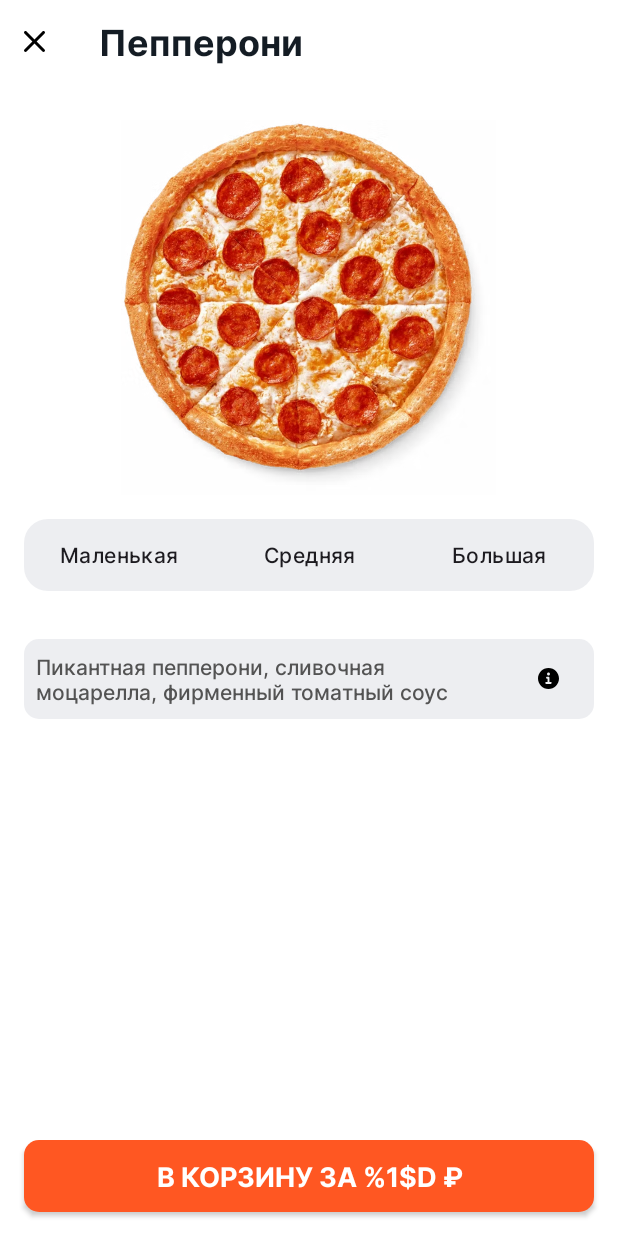
After one commit to hi1arina/pizza-shift-app, an Android app: the layout pizza_page.xml on its own in the app's theme, with its tools: preview values and no code run, on a phone screen of 412 x 824 dp. The commit adds this screen. Run offline under Robolectric (Android 15) with nearby library versions, the phone set to English and light mode, and no system bars.

Commit message:
сделана разметка для фрагмента с детальной информацией о пицце

```diff
--- a/app/src/main/java/com/example/pizzashiftapp/screen/CatalogFragment.kt
+++ b/app/src/main/java/com/example/pizzashiftapp/screen/CatalogFragment.kt
@@ -34,7 +34,6 @@ class CatalogFragment : Fragment(), KoinComponent {
         catalogViewModel.pizzas.observe(viewLifecycleOwner) { pizzas ->
             catalogAdapter.setCatalog(pizzas)
         }
-
         catalogViewModel.load()
     }
 
--- /dev/null
+++ b/app/src/main/res/drawable/button_background.xml
@@ -0,0 +1,5 @@
+<?xml version="1.0" encoding="utf-8"?>
+<shape xmlns:android="http://schemas.android.com/apk/res/android">
+    <solid android:color="@color/orange"/>
+    <corners android:radius="10dp"/>
+</shape>
--- /dev/null
+++ b/app/src/main/res/drawable/ic_cancel.xml
@@ -0,0 +1,11 @@
+<vector xmlns:android="http://schemas.android.com/apk/res/android"
+    android:width="14dp"
+    android:height="14dp"
+    android:viewportWidth="14"
+    android:viewportHeight="14">
+  <path
+      android:pathData="M1.707,0.293c-0.391,-0.391 -1.024,-0.391 -1.414,0 -0.391,0.391 -0.391,1.024 0,1.414L5.586,7 0.293,12.293c-0.391,0.391 -0.391,1.024 0,1.414 0.391,0.391 1.024,0.391 1.414,0L7,8.414l5.293,5.293c0.391,0.391 1.024,0.391 1.414,0 0.391,-0.391 0.391,-1.024 0,-1.414L8.414,7l5.293,-5.293c0.391,-0.391 0.391,-1.024 0,-1.414 -0.391,-0.391 -1.024,-0.391 -1.414,0L7,5.586 1.707,0.293Z"
+      android:strokeWidth="1"
+      android:fillColor="#000000"
+      android:fillType="evenOdd"/>
+</vector>
--- /dev/null
+++ b/app/src/main/res/drawable/ic_info.xml
@@ -0,0 +1,11 @@
+<vector xmlns:android="http://schemas.android.com/apk/res/android"
+    android:width="14dp"
+    android:height="14dp"
+    android:viewportWidth="14"
+    android:viewportHeight="14">
+  <path
+      android:pathData="M7,14c3.866,0 7,-3.134 7,-7 0,-3.866 -3.134,-7 -7,-7 -3.866,0 -7,3.134 -7,7 0,3.866 3.134,7 7,7ZM5.5,9.375c-0.345,0 -0.625,0.28 -0.625,0.625 0,0.345 0.28,0.625 0.625,0.625h3c0.345,0 0.625,-0.28 0.625,-0.625 0,-0.345 -0.28,-0.625 -0.625,-0.625h-0.875V6.5c0,-0.345 -0.28,-0.625 -0.625,-0.625H6c-0.345,0 -0.625,0.28 -0.625,0.625s0.28,0.625 0.625,0.625h0.375v2.25H5.5ZM8,4c0,0.552 -0.448,1 -1,1s-1,-0.448 -1,-1 0.448,-1 1,-1 1,0.448 1,1Z"
+      android:strokeWidth="1"
+      android:fillColor="#000000"
+      android:fillType="evenOdd"/>
+</vector>
--- /dev/null
+++ b/app/src/main/res/drawable/switcher_background.xml
@@ -0,0 +1,5 @@
+<?xml version="1.0" encoding="utf-8"?>
+<shape xmlns:android="http://schemas.android.com/apk/res/android">
+    <solid android:color="@color/switcher_background" />
+    <corners android:radius="16dp" />
+</shape>
--- /dev/null
+++ b/app/src/main/res/drawable/switcher_selected.xml
@@ -0,0 +1,5 @@
+<?xml version="1.0" encoding="utf-8"?>
+<shape xmlns:android="http://schemas.android.com/apk/res/android">
+    <solid android:color="@color/switcher_selected" />
+    <corners android:radius="12dp" />
+</shape>
--- /dev/null
+++ b/app/src/main/res/drawable/switcher_selector.xml
@@ -0,0 +1,5 @@
+<?xml version="1.0" encoding="utf-8"?>
+<selector xmlns:android="http://schemas.android.com/apk/res/android">
+    <item android:drawable="@drawable/switcher_selected" android:state_checked="true" />
+    <item android:drawable="@android:color/transparent" />
+</selector>
--- /dev/null
+++ b/app/src/main/res/drawable/switcher_text_color_selector.xml
@@ -0,0 +1,5 @@
+<?xml version="1.0" encoding="utf-8"?>
+<selector xmlns:android="http://schemas.android.com/apk/res/android">
+    <item android:color="@color/switcher_text_selected" android:state_checked="true" />
+    <item android:color="@color/switcher_text_unselected" />
+</selector>
--- /dev/null
+++ b/app/src/main/res/layout/pizza_page.xml
@@ -0,0 +1,147 @@
+<?xml version="1.0" encoding="utf-8"?>
+<FrameLayout xmlns:android="http://schemas.android.com/apk/res/android"
+    xmlns:app="http://schemas.android.com/apk/res-auto"
+    xmlns:tools="http://schemas.android.com/tools"
+    android:layout_width="match_parent"
+    android:layout_height="match_parent"
+    android:background="@color/white">
+
+    <LinearLayout
+        android:layout_width="match_parent"
+        android:layout_height="match_parent"
+        android:orientation="vertical">
+
+        <LinearLayout
+            android:layout_width="match_parent"
+            android:layout_height="56dp"
+            android:orientation="horizontal"
+            android:gravity="center_vertical"
+            android:layout_marginStart="4dp">
+
+            <FrameLayout
+                android:layout_width="wrap_content"
+                android:layout_height="match_parent"
+                android:padding="12dp">
+
+                <ImageView
+                    android:id="@+id/arrow_icon"
+                    android:layout_width="wrap_content"
+                    android:layout_height="wrap_content"
+                    android:src="@drawable/ic_cancel"
+                    android:layout_gravity="center"/>
+
+            </FrameLayout>
+
+            <TextView
+                android:id="@+id/pizza_title"
+                android:layout_width="wrap_content"
+                android:layout_height="wrap_content"
+                tools:text="Пепперони"
+                android:textColor="@color/black"
+                android:textSize="24sp"
+                android:fontFamily="@font/inter_bold"
+                android:layout_marginStart="24dp"/>
+
+        </LinearLayout>
+
+        <ImageView
+            android:layout_width="250dp"
+            android:layout_height="250dp"
+            android:layout_gravity="center"
+            tools:src="@drawable/pizza"
+            android:layout_marginTop="24dp"/>
+
+        <RadioGroup
+            android:layout_width="match_parent"
+            android:layout_height="wrap_content"
+            android:orientation="horizontal"
+            android:background="@drawable/switcher_background"
+            android:layout_margin="16dp">
+
+            <RadioButton
+                android:id="@+id/small"
+                android:layout_width="0dp"
+                android:layout_height="wrap_content"
+                android:layout_weight="1"
+                android:background="@drawable/switcher_selector"
+                android:button="@null"
+                android:gravity="center"
+                android:text="@string/pizza_size_s"
+                android:fontFamily="@font/inter_medium"/>
+
+            <RadioButton
+                android:id="@+id/medium"
+                android:layout_width="0dp"
+                android:layout_height="wrap_content"
+                android:layout_weight="1"
+                android:background="@drawable/switcher_selector"
+                android:button="@null"
+                android:gravity="center"
+                android:text="@string/pizza_size_m"
+                android:fontFamily="@font/inter_medium"/>
+
+            <RadioButton
+                android:id="@+id/large"
+                android:layout_width="0dp"
+                android:layout_height="wrap_content"
+                android:layout_weight="1"
+                android:background="@drawable/switcher_selector"
+                android:button="@null"
+                android:gravity="center"
+                android:text="@string/pizza_size_l"
+                android:fontFamily="@font/inter_medium"/>
+
+        </RadioGroup>
+
+        <androidx.cardview.widget.CardView
+            android:layout_width="match_parent"
+            android:layout_height="wrap_content"
+            android:layout_margin="16dp"
+            app:cardElevation="0dp"
+            app:cardCornerRadius="10dp">
+
+            <LinearLayout
+                android:layout_width="match_parent"
+                android:layout_height="match_parent"
+                android:orientation="horizontal"
+                android:gravity="center_vertical"
+                android:background="@color/fond">
+
+                <TextView
+                    android:id="@+id/pizza_ingredient"
+                    android:layout_width="0dp"
+                    android:layout_height="wrap_content"
+                    android:layout_weight="5"
+                    tools:text="Пикантная пепперони, сливочная моцарелла, фирменный томатный соус"
+                    android:textColor="@color/info"
+                    android:textSize="14sp"
+                    android:fontFamily="@font/inter_medium"
+                    android:layout_margin="8dp"/>
+
+                <ImageView
+                    android:id="@+id/info_icon"
+                    android:layout_width="0dp"
+                    android:layout_height="wrap_content"
+                    android:layout_weight="1"
+                    android:src="@drawable/ic_info"/>
+
+            </LinearLayout>
+
+        </androidx.cardview.widget.CardView>
+
+    </LinearLayout>
+
+    <androidx.appcompat.widget.AppCompatButton
+        android:id="@+id/button_to_cart"
+        android:layout_width="match_parent"
+        android:layout_height="wrap_content"
+        tools:text="@string/add_to_cart"
+        android:background="@drawable/button_background"
+        android:textColor="@color/white"
+        android:textSize="18sp"
+        android:fontFamily="@font/inter_bold"
+        android:layout_gravity="bottom"
+        android:layout_margin="16dp"/>
+
+
+</FrameLayout>
--- a/app/src/main/res/values/colors.xml
+++ b/app/src/main/res/values/colors.xml
@@ -2,9 +2,17 @@
 <resources>
     <color name="black">#141C24</color>
     <color name="white">#FFFFFFFF</color>
+    <color name="orange">#FF5722</color>
 
     <color name="title">#292929</color>
     <color name="info">#535353</color>
     <color name="price">#292929</color>
 
+    <color name="fond">#60CED2DA</color>
+
+    <color name="switcher_background">#60CED2DA</color>
+    <color name="switcher_selected">#FFFFFF</color>
+    <color name="switcher_text_selected">#141C24</color>
+    <color name="switcher_text_unselected">#535353</color>
+
 </resources>
--- a/app/src/main/res/values/strings.xml
+++ b/app/src/main/res/values/strings.xml
@@ -2,4 +2,10 @@
     <string name="app_name">ШИФТ Пицца</string>
     <string name="title_mainpage">Пицца</string>
     <string name="pizza_price">от %1$d ₽</string>
+
+    <string name="pizza_size_s">Маленькая</string>
+    <string name="pizza_size_m">Средняя</string>
+    <string name="pizza_size_l">Большая</string>
+
+    <string name="add_to_cart">В корзину за %1$d ₽</string>
 </resources>
```
